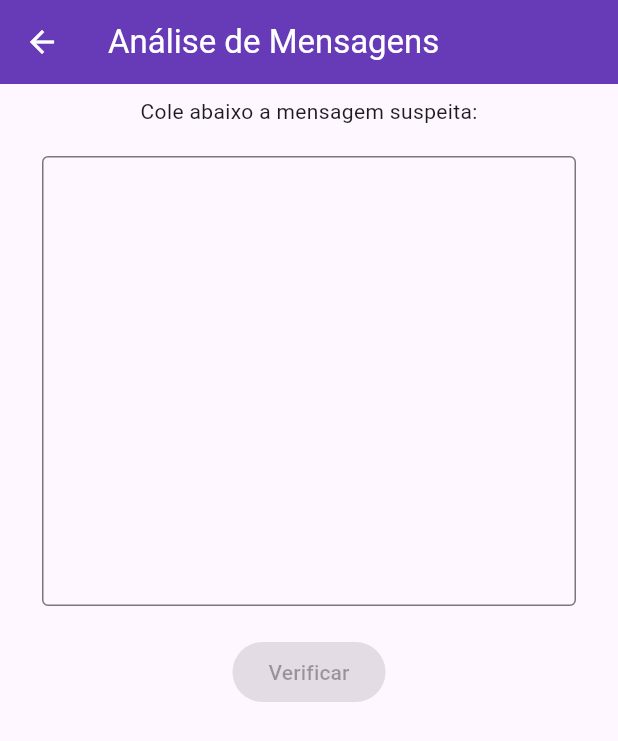
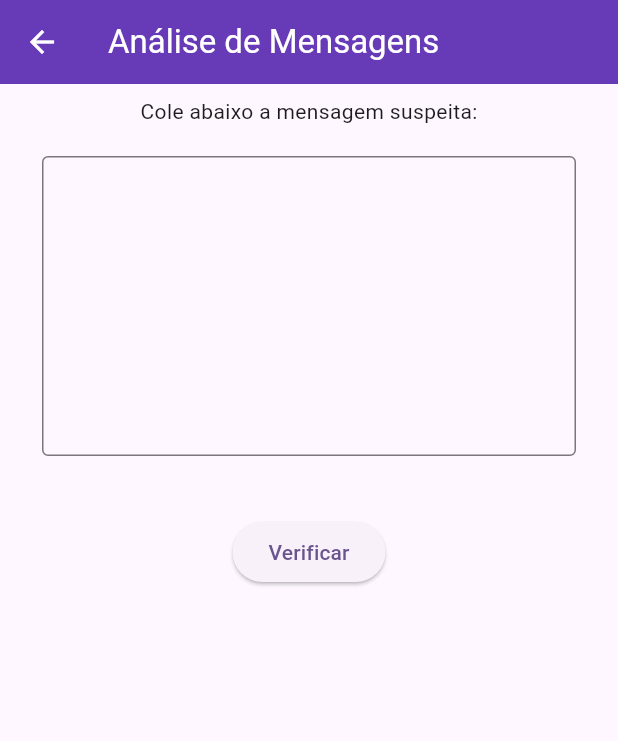
Before and after one commit to matheusclemente/protetor_digital_prototipo, a Flutter app: the MessageAnalyzerScreen screen opened directly, on a phone screen of 412 x 824 dp. Shown: the top 741 px of the screen. Run offline on Flutter 3.47's test engine with Material 3 defaults, Android fonts, the phone set to English and light mode, and no system bars; our stand-ins replace introduction_screen; generated files the repository leaves out were written again.

Commit message:
API response visualization on screen

```diff
--- a/lib/features/message_analyzer/message_analyzer_screen.dart
+++ b/lib/features/message_analyzer/message_analyzer_screen.dart
@@ -1,38 +1,108 @@
 import 'package:flutter/material.dart';
 import 'package:protetor_digital_prototipo/i18n/strings.g.dart';
+import 'package:http/http.dart' as http;
+import 'dart:convert';
 
-class MessageAnalyzerScreen extends StatelessWidget {
+class MessageAnalyzerScreen extends StatefulWidget {
   const MessageAnalyzerScreen({super.key});
+
+  @override
+  State<MessageAnalyzerScreen> createState() => _MessageAnalyzerScreenState();
+}
+
+class _MessageAnalyzerScreenState extends State<MessageAnalyzerScreen> {
+  final TextEditingController _controller = TextEditingController();
+  double? _probability;
+  String? _error;
+
+  Future<void> _checkMessage() async {
+    try {
+      final response = await http.post(
+        Uri.parse('http://localhost:5000/predict'),
+        body: jsonEncode({'message': _controller.text}),
+        headers: {'Content-Type': 'application/json'},
+      );
+
+      if (response.statusCode == 200) {
+        print('API Response: ${response.body}'); // Debug logging
+        final data = jsonDecode(response.body);
+        print('Parsed data: $data'); // Debug logging
+        setState(() {
+          _probability = data['phishing_probability']?.toDouble();
+          _error = null;
+        });
+      } else {
+        setState(() {
+          _error = 'Erro na análise (${response.statusCode})';
+        });
+      }
+    } catch (e) {
+      setState(() {
+        _error = 'Erro de conexão: $e';
+      });
+    }
+  }
+
   @override
   Widget build(BuildContext context) {
     return Scaffold(
       appBar: AppBar(
         title: Text(t.messageAnalyzerScreen.title),
       ),
-      body: const Padding(
-        padding: EdgeInsets.all(8.0),
+      body: SizedBox.expand(
+        child: Padding(
+          padding: const EdgeInsets.all(8.0),
+          child: SingleChildScrollView(
             child: Column(
+              mainAxisSize: MainAxisSize.max,
               children: <Widget>[
-            Text("Cole abaixo a mensagem suspeita:"),
+                const Text("Cole abaixo a mensagem suspeita:"),
                 Padding(
-              padding: EdgeInsets.all(20),
+                  padding: const EdgeInsets.all(20),
                   child: SizedBox(
-                height: 300,
+                    height: 200,
                     child: TextField(
+                      controller: _controller,
                       keyboardType: TextInputType.multiline,
                       maxLines: null,
                       expands: true,
-                  decoration: InputDecoration(
+                      decoration: const InputDecoration(
                         border: OutlineInputBorder(),
                       ),
                     ),
                   ),
                 ),
+                const SizedBox(height: 20),
                 ElevatedButton(
-              onPressed: null,
-              child: Text("Verificar"),
-            )
+                  onPressed: _checkMessage,
+                  child: const Text("Verificar"),
+                ),
+                if (_error != null)
+                  Padding(
+                    padding: const EdgeInsets.all(20),
+                    child: Text(
+                      _error!,
+                      style: const TextStyle(color: Colors.red),
+                    ),
+                  ),
+                if (_probability != null)
+                  Padding(
+                    padding: const EdgeInsets.all(20),
+                    child: Center(
+                      child: Text(
+                        'Probabilidade de phishing: ${(_probability! * 100).toStringAsFixed(1)}%',
+                        style: TextStyle(
+                          color: _probability! > 0.7 ? Colors.red : Colors.green,
+                          fontWeight: FontWeight.bold,
+                          fontSize: 24,
+                        ),
+                        textAlign: TextAlign.center,
+                      ),
+                    ),
+                  ),
               ],
+            ),
+          ),
         ),
       ),
     );
--- a/pubspec.yaml
+++ b/pubspec.yaml
@@ -43,6 +43,8 @@ dependencies:
 
   # A Flutter plugin for launching a URL.
   url_launcher: ^6.2.1
+  http: ^1.3.0
+  dio: ^5.8.0+1
 
 dev_dependencies:
   flutter_test:
```
Also changed, not shown: pubspec.lock. Lines whose indentation alone changed are shown as unchanged.
